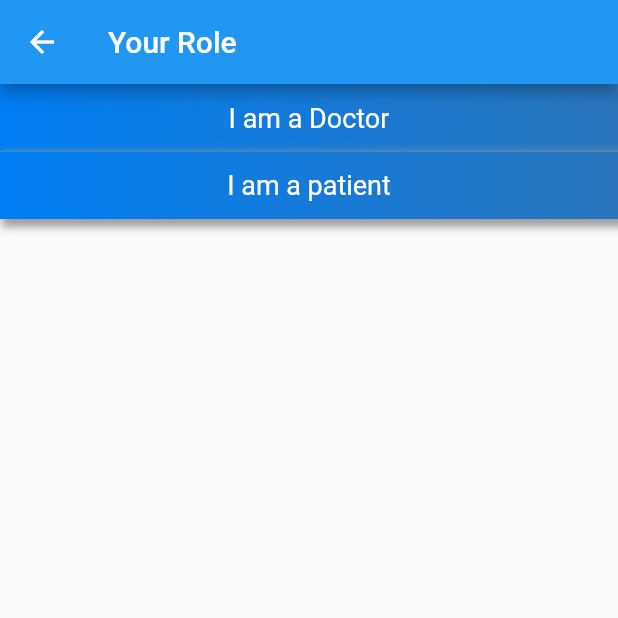
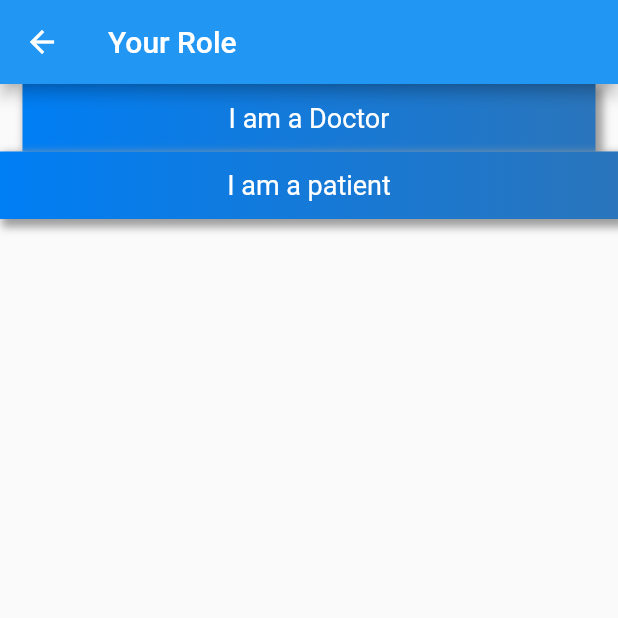
Before and after one commit to iiitv/hackiiitv20-submissions, a Flutter app: the Role screen opened directly, on a phone screen of 412 x 824 dp, the top half of it. Run offline on Flutter 3.47's test engine with Material 2 defaults, Android fonts, the phone set to English and light mode, and no system bars; our stand-ins replace cloud_firestore, firebase_auth, firebase_core, google_sign_in; accounts and stored records are empty.

Commit message:
just to pull

```diff
--- a/team#33 - 3/clinico/lib/pages/role.dart
+++ b/team#33 - 3/clinico/lib/pages/role.dart
@@ -12,6 +12,8 @@ class Role extends StatelessWidget {
           child: Column(
             children: [
               GestureDetector(
+                child: Padding(
+                  padding: const EdgeInsets.fromLTRB(15.0, 0, 15, 0),
                   child: Container(
                     alignment: Alignment.center,
                     width: MediaQuery.of(context).size.width,
@@ -32,6 +34,7 @@ class Role extends StatelessWidget {
                     child: Text(
                       "I am a Doctor",
                       style: TextStyle(color: Colors.white, fontSize: 18),
+                    ),
                   ),
                 ),
                 onTap: () {},
```
Also changed, not shown: team#33 - 3/clinico/lib/pages/signin/signinbutton.dart (+5 -4 lines). Lines whose indentation alone changed are shown as unchanged.
